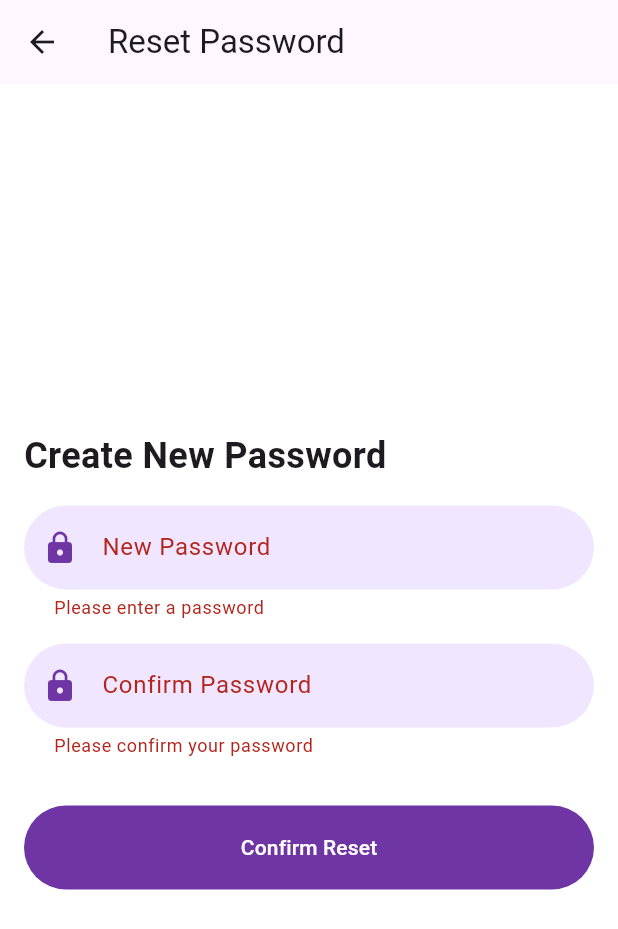
After one commit to LuwinWickramasinghe/Biomark, a Flutter app: the PasswordResetScreen screen opened directly, after a tap on "Confirm Reset", on a phone screen of 412 x 824 dp. The commit adds this screen. Shown: the top 929 px of the screen. Run offline on Flutter 3.47's test engine with Material 3 defaults, Android fonts, the phone set to English and light mode, and no system bars; our stand-ins replace flutter_svg.

Commit message:
recovery confirmation screen

```diff
--- a/lib/Screens/AccountRecovery/account_recovery.dart
+++ b/lib/Screens/AccountRecovery/account_recovery.dart
@@ -1,5 +1,6 @@
 import 'package:flutter/material.dart';
 import 'package:biomark/constants.dart';
+import '../RecoveryConfirmation/recovery_confirmation_screen.dart';
 
 class AccountRecoveryScreen extends StatelessWidget {
   const AccountRecoveryScreen({Key? key}) : super(key: key);
@@ -73,11 +74,17 @@ class AccountRecoveryScreen extends StatelessWidget {
               // Recover Account Button
               Center(
                 child: ElevatedButton(
-                  onPressed: () {
-                    // Handle account recovery action
-                  },
-                  child: const Text("Recover Account"),
+            onPressed: () {
+              // Navigate to SignUpQuestionScreen when "Sign Up" is pressed
+              Navigator.push(
+                context,
+                MaterialPageRoute(
+                  builder: (context) => const PasswordResetScreen(),
                 ),
+              );
+            },
+            child: Text("Edit Profile".toUpperCase()),
+          ),
               ),
             ],
           ),
--- /dev/null
+++ b/lib/Screens/RecoveryConfirmation/recovery_confirmation_screen.dart
@@ -0,0 +1,104 @@
+import 'package:flutter/material.dart';
+import 'package:biomark/Screens/Login/login_screen.dart';
+import 'package:biomark/constants.dart';
+
+class PasswordResetScreen extends StatefulWidget {
+  const PasswordResetScreen({Key? key}) : super(key: key);
+
+  @override
+  _PasswordResetScreenState createState() => _PasswordResetScreenState();
+}
+
+class _PasswordResetScreenState extends State<PasswordResetScreen> {
+  final _formKey = GlobalKey<FormState>();
+  final TextEditingController _passwordController = TextEditingController();
+  final TextEditingController _confirmPasswordController = TextEditingController();
+
+  @override
+  Widget build(BuildContext context) {
+    return Scaffold(
+      appBar: AppBar(
+        title: const Text("Reset Password"),
+      ),
+      body: Padding(
+        padding: const EdgeInsets.all(16.0),
+        child: Form(
+          key: _formKey,
+          child: Column(
+            mainAxisAlignment: MainAxisAlignment.center,
+            crossAxisAlignment: CrossAxisAlignment.start,
+            children: [
+              const Text(
+                "Create New Password",
+                style: TextStyle(fontSize: 24, fontWeight: FontWeight.bold),
+              ),
+              const SizedBox(height: defaultPadding),
+
+              // New Password Field
+              TextFormField(
+                controller: _passwordController,
+                obscureText: true,
+                decoration: const InputDecoration(
+                  labelText: "New Password",
+                  prefixIcon: Icon(Icons.lock),
+                ),
+                validator: (value) {
+                  if (value == null || value.isEmpty) {
+                    return 'Please enter a password';
+                  } else if (value.length < 6) {
+                    return 'Password must be at least 6 characters';
+                  }
+                  return null;
+                },
+              ),
+              const SizedBox(height: defaultPadding),
+
+              // Confirm Password Field
+              TextFormField(
+                controller: _confirmPasswordController,
+                obscureText: true,
+                decoration: const InputDecoration(
+                  labelText: "Confirm Password",
+                  prefixIcon: Icon(Icons.lock),
+                ),
+                validator: (value) {
+                  if (value == null || value.isEmpty) {
+                    return 'Please confirm your password';
+                  } else if (value != _passwordController.text) {
+                    return 'Passwords do not match';
+                  }
+                  return null;
+                },
+              ),
+              const SizedBox(height: defaultPadding * 2),
+
+              // Confirm Reset Button
+              Center(
+                child: ElevatedButton(
+                  onPressed: () {
+                    if (_formKey.currentState!.validate()) {
+                      // Handle password reset confirmation here
+                      Navigator.pushAndRemoveUntil(
+                        context,
+                        MaterialPageRoute(builder: (context) => const LoginScreen()),
+                        (route) => false,
+                      );
+                    }
+                  },
+                  child: const Text("Confirm Reset"),
+                ),
+              ),
+            ],
+          ),
+        ),
+      ),
+    );
+  }
+
+  @override
+  void dispose() {
+    _passwordController.dispose();
+    _confirmPasswordController.dispose();
+    super.dispose();
+  }
+}
```
